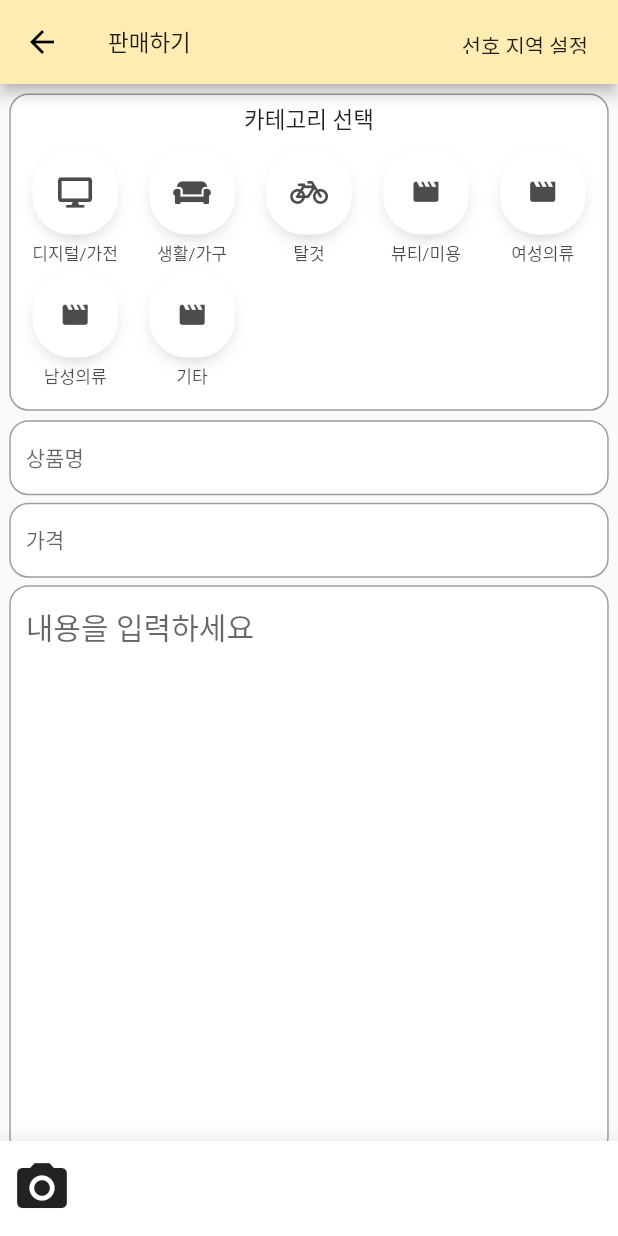
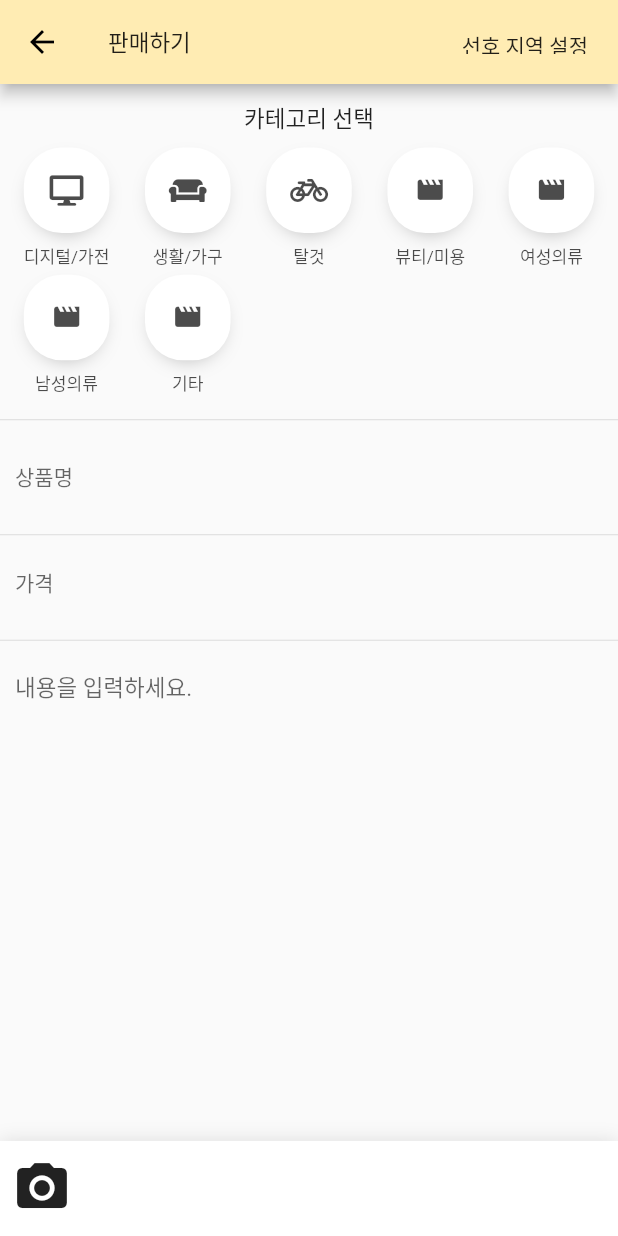
Before and after one commit to beygee/kaimarket, a Flutter app: the PostPage screen opened directly, on a phone screen of 412 x 824 dp. Run offline on Flutter 3.47's test engine with Material 2 defaults, Android fonts, the phone set to English and light mode, and no system bars; our stand-ins replace auto_size_text, bloc, carousel_pro, dio, equatable, firebase_auth and 8 more; missing offline and left inert: flutter_facebook_login, flutter_kakao_login, flutter_naver_login, multi_image_picker; accounts and stored records are empty.

Commit message:
post 불러오기 시작전

```diff
--- a/frontend/lib/post/post_page.dart
+++ b/frontend/lib/post/post_page.dart
@@ -22,6 +22,7 @@ class PostPage extends StatefulWidget {
 class PostPageState extends State<PostPage> {
   static var selectedCategory;
   List<Asset> selectedPhotos = new List<Asset>();
+  List<Map<String, String>> imageUrls = [];
 
   @override
   Widget build(BuildContext context) {
@@ -76,27 +77,12 @@ class PostPageState extends State<PostPage> {
         children: <Widget>[
           SizedBox(height: screenAwareSize(5.0, context)),
 
-          ///// 카테고리 선택
-          Container(
-              alignment: FractionalOffset(0.5, 0.5),
-              width: c_width,
-              decoration: BoxDecoration(
-                borderRadius:
-                    BorderRadius.circular(screenAwareSize(10.0, context)),
-                color: Colors.white,
-                border: Border.all(
-                  color: Colors.grey,
-                ),
-              ),
-              child: Column(
-                children: <Widget>[
           Padding(
             padding: EdgeInsets.all(5.0),
             child: Text('카테고리 선택', style: TextStyle(fontSize: 15.0)),
           ),
           _buildCategoryList(context),
-                ],
-              )),
+          Divider(),
 
           // //// 사진버튼
           // Padding(
@@ -105,64 +91,20 @@ class PostPageState extends State<PostPage> {
           // ),
 
           SizedBox(height: screenAwareSize(5.0, context)),
-          ///// 상품명
-          Container(
-              alignment: FractionalOffset(0.5, 0.5),
-              width: c_width,
-              decoration: BoxDecoration(
-                borderRadius:
-                    BorderRadius.circular(screenAwareSize(10.0, context)),
-                color: Colors.white,
-                border: Border.all(
-                  color: Colors.grey,
-                ),
-              ),
-              child: Column(
+          _buildTitleInput(context),
+          SizedBox(height: screenAwareSize(5.0, context)),
+          Divider(),
+          _buildPriceInput(context),
+          SizedBox(height: screenAwareSize(5.0, context)),
+          Divider(),
+          Column(
             children: <Widget>[
-                  _buildTitleInput(context),
-                ],
-              )),
-
-          ///// 가격
-          Padding(
-            padding: EdgeInsets.all(5.0),
-            child: Container(
-                alignment: FractionalOffset(0.5, 0.5),
-                width: c_width,
-                decoration: BoxDecoration(
-                  borderRadius:
-                      BorderRadius.circular(screenAwareSize(10.0, context)),
-                  color: Colors.white,
-                  border: Border.all(
-                    color: Colors.grey,
-                  ),
-                ),
-                child: Column(
-                  children: <Widget>[
-                    _buildPriceInput(context),
-                  ],
-                )),
-          ),
-
-          ///// 내용
-          Container(
-              alignment: FractionalOffset(0.5, 0.5),
-              width: c_width,
-              height: screenAwareSize(300, context),
-              decoration: BoxDecoration(
-                borderRadius:
-                    BorderRadius.circular(screenAwareSize(10.0, context)),
-                color: Colors.white,
-                border: Border.all(
-                  color: Colors.grey,
-                ),
-              ),
-              child: Column(
-                children: <Widget>[
-                  selectedPhotos.length > 0 ? _buildPhotoList(context) : Container(),
+              selectedPhotos.length > 0
+                  ? _buildPhotoList(context)
+                  : Container(),
               _buildContentInput(context),
             ],
-              )),
+          )
         ],
       ),
     ));
@@ -203,17 +145,12 @@ class PostPageState extends State<PostPage> {
   Widget _buildContentInput(context) {
     return Padding(
       padding: const EdgeInsets.symmetric(horizontal: 10.0),
-      // child: AutoSizeText(
-
-      //   style: TextStyle(fontSize: 20),
-      //   maxLines: 4,
-      // ),
       child: TextField(
         maxLines: 8,
         decoration: InputDecoration(
-          hintText: "내용을 입력하세요",
+          hintText: "내용을 입력하세요.",
           hintStyle: TextStyle(
-            fontSize: 20.0,
+            fontSize: 15.0,
           ),
           border: InputBorder.none,
         ),
@@ -222,27 +159,27 @@ class PostPageState extends State<PostPage> {
   }
 
   Widget _buildPhotoList(context) {
-
     return Container(
-      height: screenAwareSize(75, context),
+      height: screenAwareSize(70, context),
       child: ListView.separated(
         physics: BouncingScrollPhysics(),
-        padding: EdgeInsets.all(10.0),
+        padding: EdgeInsets.all(screenAwareSize(10.0, context)),
         itemBuilder: (context, idx) {
-          // return PhotoButton(asset: selectedPhotos[idx],
-          //   onPressed: () {
-          //     setState(() {
-          //     selectedPhotos.removeAt(idx);
-          //     });
-          //   },
-          // );
+          return PhotoButton(
+            url: imageUrls[idx]['thumb'],
+            onPressed: () {
+              setState(() {
+                imageUrls.removeAt(idx);
+              });
+            },
+          );
         },
         separatorBuilder: (context, idx) {
           return SizedBox(
             width: 10.0,
           );
         },
-        itemCount: selectedPhotos.length,
+        itemCount: imageUrls.length,
         scrollDirection: Axis.horizontal,
       ),
     );
```
Also changed, not shown: frontend/lib/store/store.dart (added). Lines whose indentation alone changed are shown as unchanged.
